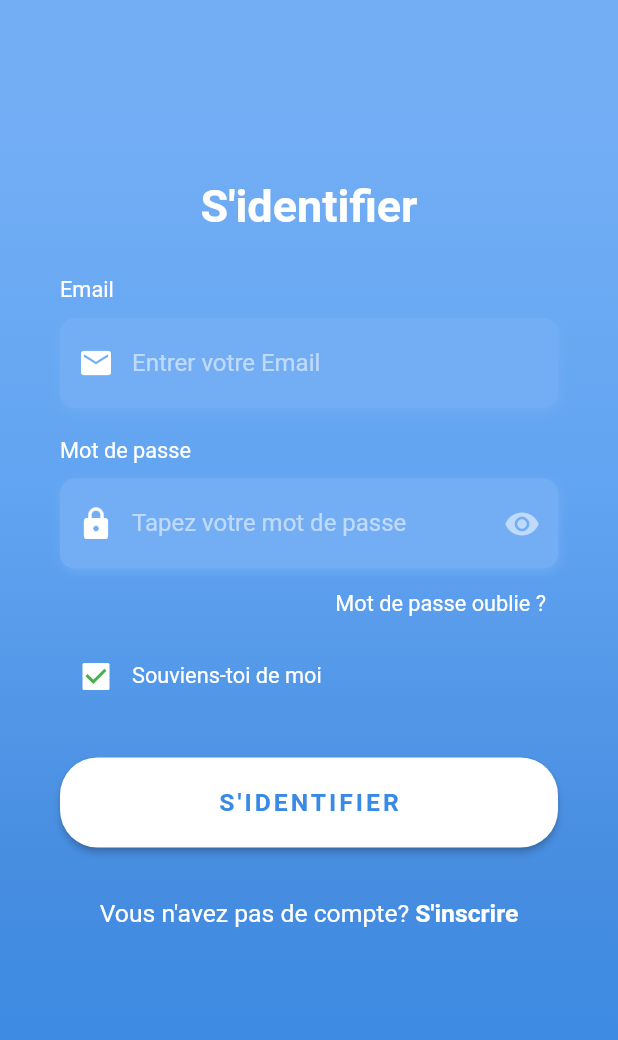
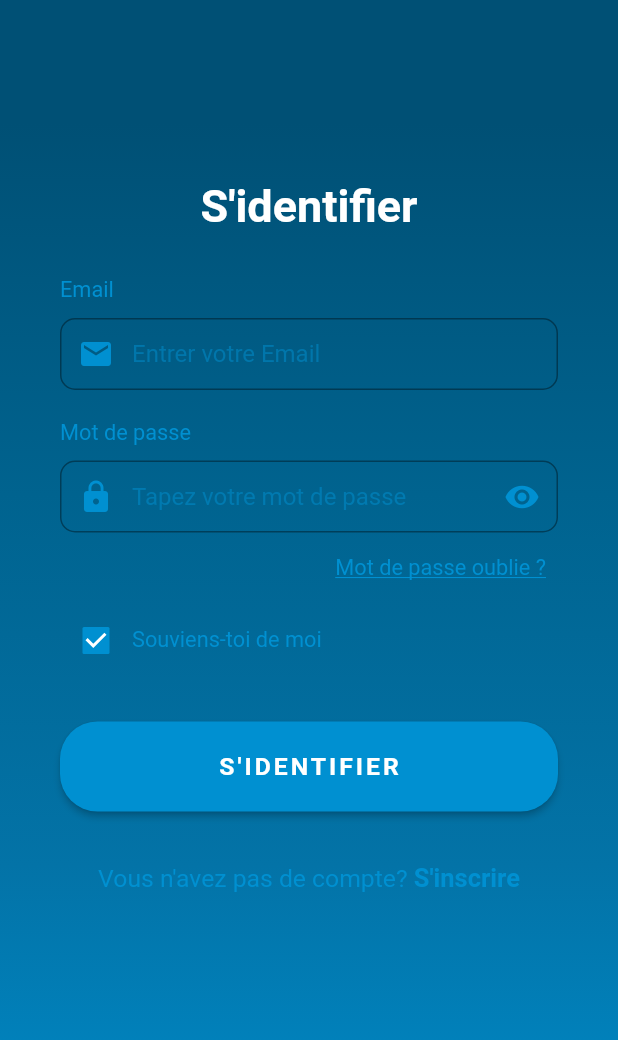
Before and after one commit to QonvexTech/ronan_pensec, a Flutter app: the screen it shows after launch, on a phone screen of 412 x 824 dp. Shown: the top 1040 px of the screen. Run offline on Flutter 3.47's test engine with Material 2 defaults, Android fonts, the phone set to English and light mode, and no system bars; our stand-ins replace dio, firebase_analytics, firebase_core, firebase_messaging, fluttertoast, page_transition and 1 more; accounts and stored records are empty; Roboto replaces fonts that are missing (Noto_Sans_JP).

Commit message:
modify templates

```diff
--- a/lib/global/palette.dart
+++ b/lib/global/palette.dart
@@ -2,10 +2,10 @@ import 'package:flutter/material.dart';
 class Palette {
 
   static final List<Color> _list = [
-    Color(0xFF73AEF5),
-    Color(0xFF61A4F1),
-    Color(0xFF478DE0),
-    Color(0xFF398AE5),
+    fromHex("#005075"),
+    fromHex("#00638F"),
+    fromHex("#0373A7"),
+    fromHex("#0086C2"),
   ];
   static final List<double> _stops = [
     0.1,
@@ -15,6 +15,19 @@ class Palette {
   ];
   static List<Color> get gradientColor => _list;
   static List<double> get colorStops => _stops;
-  static Color get textFieldColor => Color(0xFF73AEF5);
-  static Color get loginTextColor => Color(0xFF398AE5);
+  static Color get textFieldColor => fromHex("#0090D1");
+  static Color get loginTextColor => Colors.white;
+
+
+  static Color fromHex(String hexString) {
+    final buffer = StringBuffer();
+    if (hexString.length == 6 || hexString.length == 7) buffer.write('ff');
+    buffer.write(hexString.replaceFirst('#', ''));
+    return Color(int.parse(buffer.toString(), radix: 16));
+  }
+  // String toHex({bool leadingHashSign = true}) => '${leadingHashSign ? '#' : ''}'
+  //     '${alpha.toRadixString(16).padLeft(2, '0')}'
+  //     '${red.toRadixString(16).padLeft(2, '0')}'
+  //     '${green.toRadixString(16).padLeft(2, '0')}'
+  //     '${blue.toRadixString(16).padLeft(2, '0')}';
 }
--- a/lib/global/templates/general_template.dart
+++ b/lib/global/templates/general_template.dart
@@ -3,10 +3,13 @@ import 'package:ronan_pensec/global/palette.dart';
 import 'package:ronan_pensec/services/color_decider.dart';
 
 class GeneralTemplate {
-  static Text kText(String text) => Text(
+  static Text kText(String text, {bool isUnderlined = false}) => Text(
         text,
         style: TextStyle(
-            fontWeight: FontWeight.w400, fontSize: 14.5, color: Colors.white),
+            fontWeight: FontWeight.w400,
+            fontSize: 14.5,
+            decoration: isUnderlined ? TextDecoration.underline : TextDecoration.none,
+            color: Palette.textFieldColor),
         textAlign: TextAlign.start,
       );
   static final BoxDecoration kBoxDecoration = BoxDecoration(
@@ -22,14 +25,12 @@ class GeneralTemplate {
   static Widget badgedIcon(
       {Color backgroundColor = Colors.grey,
       String? badgeText,
-      required  bool isEnabled,
+      required bool isEnabled,
       required IconData icon}) {
     return Container(
       width: 40,
       height: 40,
-      decoration: BoxDecoration(
-        shape: BoxShape.circle
-      ),
+      decoration: BoxDecoration(shape: BoxShape.circle),
       child: MaterialButton(
         color: backgroundColor,
         onPressed: () {},
@@ -43,17 +44,15 @@ class GeneralTemplate {
               color: colorDecider.calculateTextColor(backgroundColor),
               size: 25,
             ),
-            if(isEnabled)...{
+            if (isEnabled) ...{
               Positioned(
                 top: 0,
                 right: 0,
                 child: Container(
                   width: 10,
                   height: 10,
-                  decoration: BoxDecoration(
-                      shape: BoxShape.circle,
-                      color: Colors.red
-                  ),
+                  decoration:
+                      BoxDecoration(shape: BoxShape.circle, color: Colors.red),
                 ),
               )
             }
--- a/lib/global/templates/login_template.dart
+++ b/lib/global/templates/login_template.dart
@@ -16,26 +16,26 @@ class LoginTemplate {
           const SizedBox(
             height: 10,
           ),
-          Container(
-            alignment: Alignment.centerLeft,
-            height: 60,
-            decoration: GeneralTemplate.kBoxDecoration,
-            child: TextField(
+          TextField(
             controller: controller,
             cursorColor: Colors.white,
             keyboardType: TextInputType.emailAddress,
-              style: TextStyle(color: Colors.white),
+            style: TextStyle(color: Palette.textFieldColor),
             decoration: InputDecoration(
-                  border: InputBorder.none,
+                border:
+                    OutlineInputBorder(borderRadius: BorderRadius.circular(10)),
                 contentPadding: const EdgeInsets.only(top: 14),
-                  prefixIcon: Icon(
-                    Icons.email,
-                    color: Colors.white,
-                  ),
+                prefixIcon: Icon(Icons.email, color: Palette.textFieldColor),
                 hintText: "Entrer votre Email",
-                  hintStyle: TextStyle(color: Colors.white54)),
-            ),
+                hintStyle:
+                    TextStyle(color: Palette.textFieldColor.withOpacity(0.5))),
           )
+          // Container(
+          //   alignment: Alignment.centerLeft,
+          //   height: 60,
+          //   decoration: GeneralTemplate.kBoxDecoration,
+          //   child: ,
+          // )
         ],
       );
 
@@ -47,11 +47,11 @@ class LoginTemplate {
             crossAxisAlignment: CrossAxisAlignment.center,
             children: [
               Theme(
-                data: ThemeData(unselectedWidgetColor: Colors.white),
+                data: ThemeData(unselectedWidgetColor: Palette.textFieldColor),
                 child: Checkbox(
                   value: _remember,
-                  checkColor: Colors.green,
-                  activeColor: Colors.white,
+                  checkColor: Colors.white,
+                  activeColor: Palette.textFieldColor,
                   onChanged: (value) {
                     onChange(value);
                   },
@@ -68,7 +68,7 @@ class LoginTemplate {
           onPressed: () {
             onPress();
           },
-          child: GeneralTemplate.kText("Mot de passe oublie ?"),
+          child: GeneralTemplate.kText("Mot de passe oublie ?", isUnderlined: true),
         ),
       );
 
@@ -84,46 +84,41 @@ class LoginTemplate {
           const SizedBox(
             height: 10,
           ),
-          Container(
-            alignment: Alignment.centerLeft,
-            height: 60,
-            decoration: GeneralTemplate.kBoxDecoration,
-            child: TextField(
+          TextField(
             controller: controller,
             cursorColor: Colors.white,
             obscureText: _obscure,
             keyboardType: TextInputType.emailAddress,
-              style: TextStyle(color: Colors.white),
+            style: TextStyle(color: Palette.textFieldColor),
             decoration: InputDecoration(
-                  border: InputBorder.none,
+                border:
+                    OutlineInputBorder(borderRadius: BorderRadius.circular(10)),
                 contentPadding: const EdgeInsets.only(top: 14),
                 prefixIcon: Icon(
                   Icons.lock,
-                    color: Colors.white,
+                  color: Palette.textFieldColor,
                 ),
                 suffixIcon: IconButton(
-                    icon: Icon(
-                      _obscure ? Icons.visibility : Icons.visibility_off,
-                      color: Colors.white54,
-                    ),
+                  icon: Icon(_obscure ? Icons.visibility : Icons.visibility_off,
+                      color: Palette.textFieldColor),
                   onPressed: () => callback(_obscure = !_obscure),
                 ),
                 hintText: "Tapez votre mot de passe",
-                  hintStyle: TextStyle(color: Colors.white54)),
-            ),
+                hintStyle:
+                    TextStyle(color: Palette.textFieldColor.withOpacity(0.5))),
           )
         ],
       );
 
-  static Widget loginBtn(context,{required String email,
+  static Widget loginBtn(context,
+          {required String email,
           required String password,
           required bool remember,
-    required Function onPress
-  }) =>
+          required Function onPress}) =>
       MaterialButton(
-        color: Colors.white,
+        color: Palette.textFieldColor,
         shape: RoundedRectangleBorder(borderRadius: BorderRadius.circular(25)),
-        onPressed: (){
+        onPressed: () {
           onPress();
         },
         splashColor: Colors.grey.shade300,
@@ -150,27 +145,22 @@ class LoginTemplate {
                 child: RegisterView(),
                 type: PageTransitionType.leftToRightJoined,
                 childCurrent: LoginView(),
-                duration: Duration(
-                  milliseconds: 700
-                ),
-                reverseDuration: Duration(
-                    milliseconds: 700
-                ),
+                duration: Duration(milliseconds: 700),
+                reverseDuration: Duration(milliseconds: 700),
               ));
         },
         child: RichText(
             text: TextSpan(
                 text: "Vous n'avez pas de compte? ",
                 style: TextStyle(
-                    color: Colors.white,
+                    color: Palette.textFieldColor,
                     fontSize: 16.5,
                     fontWeight: FontWeight.w400),
                 children: [
               TextSpan(
                   text: "S'inscrire",
                   style: TextStyle(
-                      color: Colors.white,
-                      fontSize: 16.5,
+                      fontSize: 17,
                       fontWeight: FontWeight.bold))
             ])),
       );
--- a/lib/main.dart
+++ b/lib/main.dart
@@ -3,6 +3,7 @@ import 'package:firebase_analytics/observer.dart';
 import 'package:flutter/material.dart';
 import 'package:firebase_core/firebase_core.dart';
 import 'package:flutter_localizations/flutter_localizations.dart';
+import 'package:ronan_pensec/global/palette.dart';
 import 'package:ronan_pensec/views/login_view/login_view.dart';
 import 'views/splash_screen.dart';
 
@@ -25,9 +26,10 @@ class MyApp extends StatelessWidget {
         const Locale('fr')
       ],
       debugShowCheckedModeBanner: false,
-      title: 'Ronan-Pensec',
+      title: 'Ronan Pensec',
       theme: ThemeData(
-        primarySwatch: Colors.blue,
+        fontFamily: "Noto_Sans_JP",
+        primaryColor: Palette.textFieldColor
       ),
       home: SplashScreen(),
     );
--- a/lib/views/login_view/login_view.dart
+++ b/lib/views/login_view/login_view.dart
@@ -24,15 +24,6 @@ class _LoginViewState extends State<LoginView> {
 
   @override
   Widget build(BuildContext context) {
-    SystemChrome.setEnabledSystemUIOverlays([]);
-    return Scaffold(
-      body: LayoutBuilder(
-        builder: (_, constraint) => Container(
-          width: constraint.maxWidth,
-          height: constraint.maxHeight,
-          child: constraint.maxWidth > 900 && kIsWeb ? _webView : _mobile,
-        ),
-      ),
-    );
+    return kIsWeb ? _webView : _mobile;
   }
 }
```
Also changed, not shown: lib/views/login_view/web/login_view_web.dart (+71 -90 lines), pubspec.yaml (+14 -30 lines), assets/images/fb.png (deleted), assets/images/google.png (deleted), 6 other files. Lines whose indentation alone changed are shown as unchanged.
